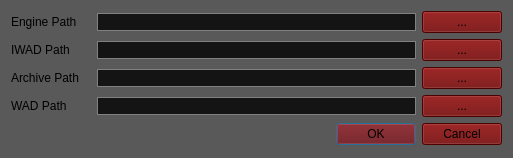
The window that pathsdialog.ui (Chaflan/WinDoomHub) describes before a commit, drawn with Qt 5.
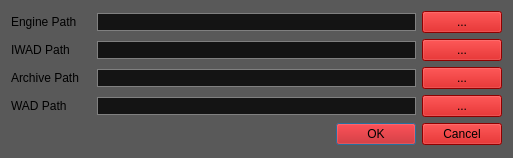
The same window after the commit. Icons and pictures are not drawn.

The edit to the form file:
```diff
--- a/pathsdialog.ui
+++ b/pathsdialog.ui
@@ -23,7 +23,7 @@
 }
 
 QLineEdit {
-    color: rgb(107, 0, 0);
+    color: rgb(200, 0, 0);
     background-color: rgb(20, 20, 20);
     selection-background-color: gray;
     border: 1px solid gray;
@@ -37,7 +37,7 @@
 }
 
 QPushButton {
-    background-color: rgb(107, 0, 0);
+    background-color: rgb(200, 0, 0);
 }</string>
   </property>
   <layout class="QVBoxLayout" name="verticalLayout">
```
